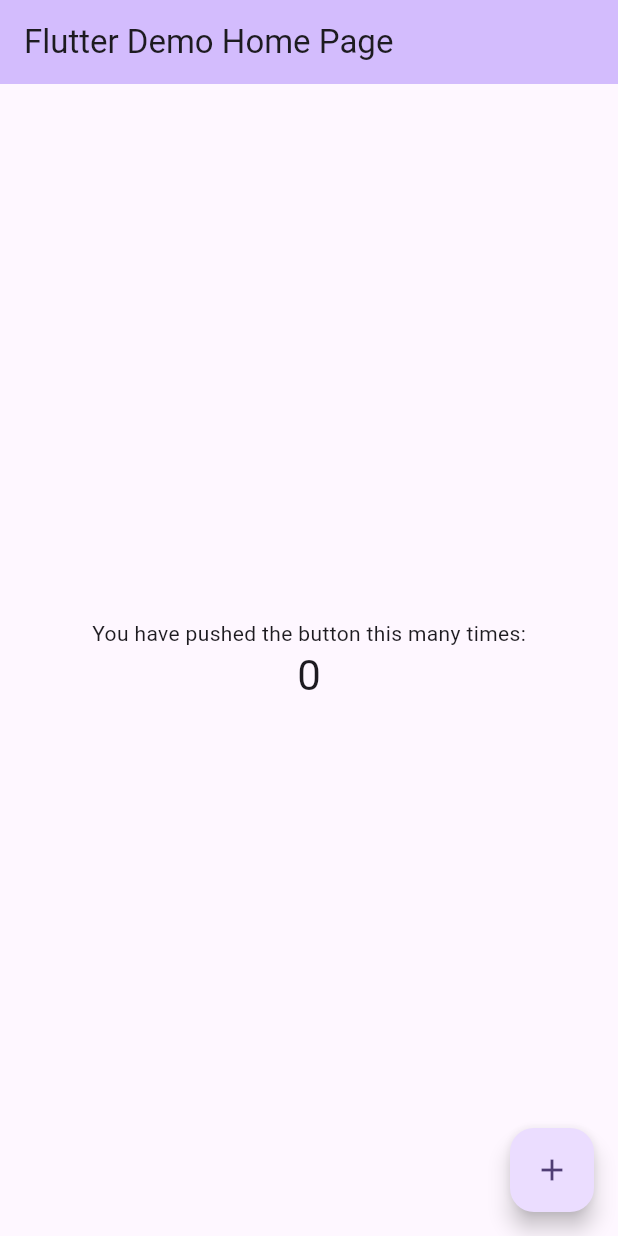
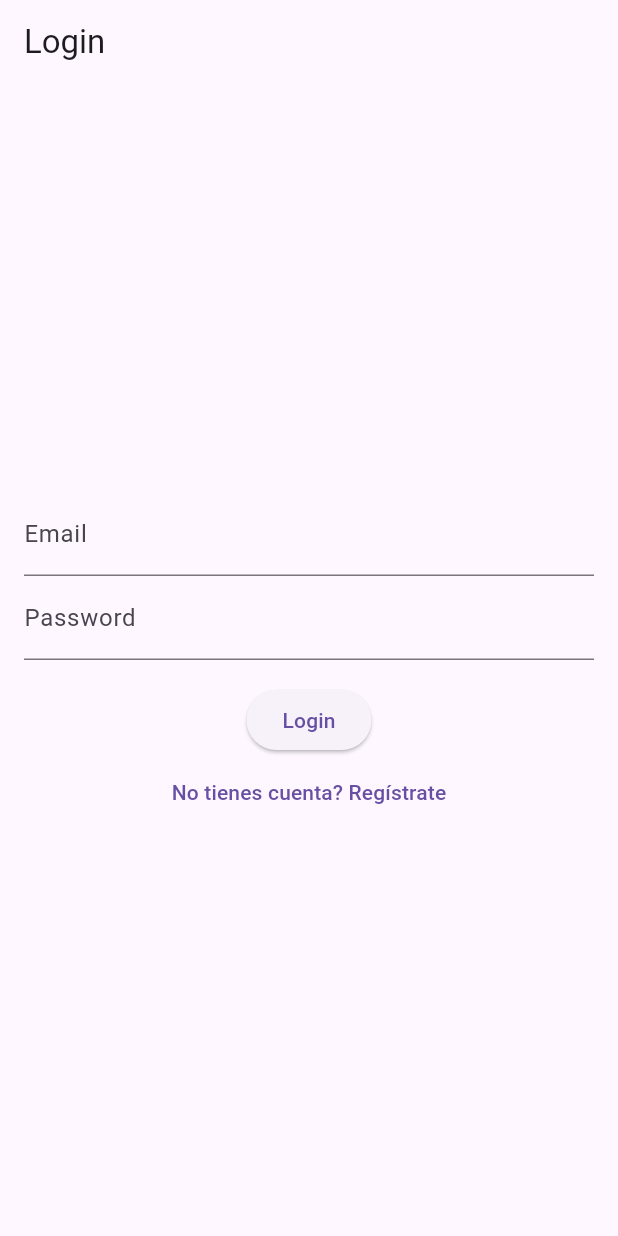
Before and after one commit to dpr0003-ship-it/aplicacion-proyecto-1, a Flutter app: the screen it shows after launch, on a phone screen of 412 x 824 dp. Run offline on Flutter 3.47's test engine with Material 3 defaults, Android fonts, the phone set to English and light mode, and no system bars; our stand-ins replace firebase_auth, firebase_core; accounts and stored records are empty.

```diff
--- /dev/null
+++ b/lib/login_screen.dart
@@ -0,0 +1,71 @@
+import 'package:flutter/material.dart';
+import 'register_screen.dart';
+import 'package:firebase_auth/firebase_auth.dart';
+
+class LoginScreen extends StatefulWidget {
+  const LoginScreen({super.key});
+
+  @override
+  _LoginScreenState createState() => _LoginScreenState();
+}
+
+class _LoginScreenState extends State<LoginScreen> {
+  final TextEditingController emailController = TextEditingController();
+  final TextEditingController passwordController = TextEditingController();
+  String? errorMessage;
+
+  Future<void> login() async {
+    try {
+      await FirebaseAuth.instance.signInWithEmailAndPassword(
+        email: emailController.text.trim(),
+        password: passwordController.text.trim(),
+      );
+    } on FirebaseAuthException catch (e) {
+      setState(() {
+        errorMessage = e.message;
+      });
+    }
+  }
+
+  @override
+  Widget build(BuildContext context) {
+    return Scaffold(
+      appBar: AppBar(title: Text('Login')),
+      body: Padding(
+        padding: const EdgeInsets.all(16.0),
+        child: Column(
+          mainAxisAlignment: MainAxisAlignment.center,
+          children: [
+            TextField(
+              controller: emailController,
+              decoration: InputDecoration(labelText: 'Email'),
+            ),
+            TextField(
+              controller: passwordController,
+              decoration: InputDecoration(labelText: 'Password'),
+              obscureText: true,
+            ),
+            if (errorMessage != null) ...[
+              SizedBox(height: 8),
+              Text(errorMessage!, style: TextStyle(color: Colors.red)),
+            ],
+            SizedBox(height: 16),
+            ElevatedButton(
+              onPressed: login,
+              child: Text('Login'),
+            ),
+            TextButton(
+              onPressed: () {
+                Navigator.push(
+                  context,
+                  MaterialPageRoute(builder: (context) => RegisterScreen()),
+                );
+              },
+              child: Text('No tienes cuenta? Regístrate'),
+            ),
+          ],
+        ),
+      ),
+    );
+  }
+}
--- a/lib/main.dart
+++ b/lib/main.dart
@@ -1,122 +1,46 @@
+import 'package:firebase_core/firebase_core.dart';
 import 'package:flutter/material.dart';
+import 'login_screen.dart';
+import 'products_screen.dart';
+import 'package:firebase_auth/firebase_auth.dart';
 
-void main() {
-  runApp(const MyApp());
+void main() async {
+  WidgetsFlutterBinding.ensureInitialized();
+  await Firebase.initializeApp();
+  runApp(MyApp());
 }
 
 class MyApp extends StatelessWidget {
   const MyApp({super.key});
 
-  // This widget is the root of your application.
   @override
   Widget build(BuildContext context) {
     return MaterialApp(
-      title: 'Flutter Demo',
+      title: 'Flutter Auth Demo',
       theme: ThemeData(
-        // This is the theme of your application.
-        //
-        // TRY THIS: Try running your application with "flutter run". You'll see
-        // the application has a purple toolbar. Then, without quitting the app,
-        // try changing the seedColor in the colorScheme below to Colors.green
-        // and then invoke "hot reload" (save your changes or press the "hot
-        // reload" button in a Flutter-supported IDE, or press "r" if you used
-        // the command line to start the app).
-        //
-        // Notice that the counter didn't reset back to zero; the application
-        // state is not lost during the reload. To reset the state, use hot
-        // restart instead.
-        //
-        // This works for code too, not just values: Most code changes can be
-        // tested with just a hot reload.
-        colorScheme: ColorScheme.fromSeed(seedColor: Colors.deepPurple),
+        primarySwatch: Colors.blue,
       ),
-      home: const MyHomePage(title: 'Flutter Demo Home Page'),
+      home: AuthWrapper(),
     );
   }
 }
 
-class MyHomePage extends StatefulWidget {
-  const MyHomePage({super.key, required this.title});
-
-  // This widget is the home page of your application. It is stateful, meaning
-  // that it has a State object (defined below) that contains fields that affect
-  // how it looks.
-
-  // This class is the configuration for the state. It holds the values (in this
-  // case the title) provided by the parent (in this case the App widget) and
-  // used by the build method of the State. Fields in a Widget subclass are
-  // always marked "final".
-
-  final String title;
-
-  @override
-  State<MyHomePage> createState() => _MyHomePageState();
-}
-
-class _MyHomePageState extends State<MyHomePage> {
-  int _counter = 0;
-
-  void _incrementCounter() {
-    setState(() {
-      // This call to setState tells the Flutter framework that something has
-      // changed in this State, which causes it to rerun the build method below
-      // so that the display can reflect the updated values. If we changed
-      // _counter without calling setState(), then the build method would not be
-      // called again, and so nothing would appear to happen.
-      _counter++;
-    });
-  }
+class AuthWrapper extends StatelessWidget {
+  const AuthWrapper({super.key});
 
   @override
   Widget build(BuildContext context) {
-    // This method is rerun every time setState is called, for instance as done
-    // by the _incrementCounter method above.
-    //
-    // The Flutter framework has been optimized to make rerunning build methods
-    // fast, so that you can just rebuild anything that needs updating rather
-    // than having to individually change instances of widgets.
-    return Scaffold(
-      appBar: AppBar(
-        // TRY THIS: Try changing the color here to a specific color (to
-        // Colors.amber, perhaps?) and trigger a hot reload to see the AppBar
-        // change color while the other colors stay the same.
-        backgroundColor: Theme.of(context).colorScheme.inversePrimary,
-        // Here we take the value from the MyHomePage object that was created by
-        // the App.build method, and use it to set our appbar title.
-        title: Text(widget.title),
-      ),
-      body: Center(
-        // Center is a layout widget. It takes a single child and positions it
-        // in the middle of the parent.
-        child: Column(
-          // Column is also a layout widget. It takes a list of children and
-          // arranges them vertically. By default, it sizes itself to fit its
-          // children horizontally, and tries to be as tall as its parent.
-          //
-          // Column has various properties to control how it sizes itself and
-          // how it positions its children. Here we use mainAxisAlignment to
-          // center the children vertically; the main axis here is the vertical
-          // axis because Columns are vertical (the cross axis would be
-          // horizontal).
-          //
-          // TRY THIS: Invoke "debug painting" (choose the "Toggle Debug Paint"
-          // action in the IDE, or press "p" in the console), to see the
-          // wireframe for each widget.
-          mainAxisAlignment: MainAxisAlignment.center,
-          children: <Widget>[
-            const Text('You have pushed the button this many times:'),
-            Text(
-              '$_counter',
-              style: Theme.of(context).textTheme.headlineMedium,
-            ),
-          ],
-        ),
-      ),
-      floatingActionButton: FloatingActionButton(
-        onPressed: _incrementCounter,
-        tooltip: 'Increment',
-        child: const Icon(Icons.add),
-      ), // This trailing comma makes auto-formatting nicer for build methods.
+    return StreamBuilder<User?>(
+      stream: FirebaseAuth.instance.authStateChanges(),
+      builder: (context, snapshot) {
+        if (snapshot.connectionState == ConnectionState.waiting) {
+          return Scaffold(body: Center(child: CircularProgressIndicator()));
+        }
+        if (snapshot.hasData) {
+          return ProductsScreen();
+        }
+        return LoginScreen();
+      },
     );
   }
 }
--- a/pubspec.yaml
+++ b/pubspec.yaml
@@ -30,9 +30,9 @@ environment:
 dependencies:
   flutter:
     sdk: flutter
+  firebase_core: ^3.3.0
+  firebase_auth: ^5.1.4
 
-  # The following adds the Cupertino Icons font to your application.
-  # Use with the CupertinoIcons class for iOS style icons.
   cupertino_icons: ^1.0.8
 
 dev_dependencies:
```
Also changed, not shown: lib/products_screen.dart (added, +26 -0 lines), lib/register_screen.dart (added, +62 -0 lines), pubspec.lock, 4 other files.
